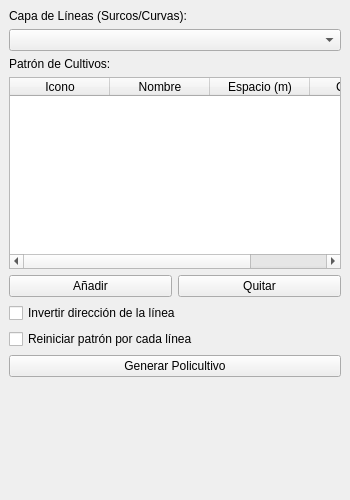
Above: polycrop_dockwidget_base.ui from ArellanoArturo/QGIS-Plugins---PolyCrop before the change. Below: the same form after it.
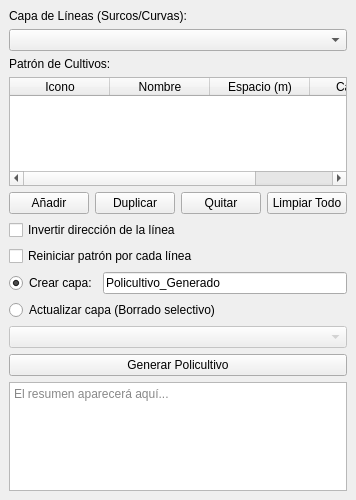
That is the form after the change. Custom widgets are drawn as their Qt base class.

```diff
--- a/polycrop_dockwidget_base.ui
+++ b/polycrop_dockwidget_base.ui
@@ -81,6 +81,16 @@
         </property>
        </widget>
       </item>
+      <item>
+       <widget class="QPushButton" name="btnDuplicate">
+        <property name="toolTip">
+         <string>Duplica la fila seleccionada y la inserta debajo</string>
+        </property>
+        <property name="text">
+         <string>Duplicar</string>
+        </property>
+       </widget>
+      </item>
       <item>
        <widget class="QPushButton" name="btnRemove">
         <property name="text">
@@ -88,6 +98,16 @@
         </property>
        </widget>
       </item>
+      <item>
+       <widget class="QPushButton" name="btnClear">
+        <property name="toolTip">
+         <string>Borra todas las filas del patrón para empezar desde cero</string>
+        </property>
+        <property name="text">
+         <string>Limpiar Todo</string>
+        </property>
+       </widget>
+      </item>
      </layout>
     </item>
     <item>
@@ -104,6 +124,47 @@
       </property>
      </widget>
     </item>
+    <item>
+     <layout class="QHBoxLayout" name="horizontalLayout_2">
+      <item>
+       <widget class="QRadioButton" name="radCreateNew">
+        <property name="text">
+         <string>Crear capa:</string>
+        </property>
+        <property name="checked">
+         <bool>true</bool>
+        </property>
+       </widget>
+      </item>
+      <item>
+       <widget class="QLineEdit" name="txtLayerName">
+        <property name="text">
+         <string>Policultivo_Generado</string>
+        </property>
+       </widget>
+      </item>
+     </layout>
+    </item>
+    <item>
+     <widget class="QRadioButton" name="radUpdateExisting">
+      <property name="toolTip">
+       <string>Actualiza los puntos de la capa seleccionada (solo borra y redibuja en los surcos seleccionados)</string>
+      </property>
+      <property name="text">
+       <string>Actualizar capa (Borrado selectivo)</string>
+      </property>
+     </widget>
+    </item>
+    <item>
+     <widget class="QgsMapLayerComboBox" name="mTargetLayerComboBox">
+      <property name="toolTip">
+       <string>Selecciona la capa de puntos que deseas actualizar</string>
+      </property>
+      <property name="enabled">
+       <bool>false</bool>
+      </property>
+     </widget>
+    </item>
     <item>
      <widget class="QPushButton" name="btnGenerate">
       <property name="text">
@@ -111,6 +172,22 @@
       </property>
      </widget>
     </item>
+    <item>
+     <widget class="QTextBrowser" name="txtSummary">
+      <property name="readOnly">
+       <bool>true</bool>
+      </property>
+      <property name="maximumHeight">
+       <number>150</number>
+      </property>
+      <property name="html">
+       <string>&lt;!DOCTYPE HTML PUBLIC &quot;-//W3C//DTD HTML 4.0//EN&quot; &quot;http://www.w3.org/TR/REC-html40/strict.dtd&quot;&gt;
+&lt;html&gt;&lt;head&gt;&lt;meta name=&quot;qrichtext&quot; content=&quot;1&quot; /&gt;&lt;/head&gt;&lt;body&gt;
+&lt;p&gt;&lt;span style=&quot; color:#888888;&quot;&gt;El resumen aparecerá aquí...&lt;/span&gt;&lt;/p&gt;
+&lt;/body&gt;&lt;/html&gt;</string>
+      </property>
+     </widget>
+    </item>
     <item>
      <spacer name="verticalSpacer">
       <property name="orientation">
```
Left out of the diff: 15 changed lines with no effect on the pictures.
